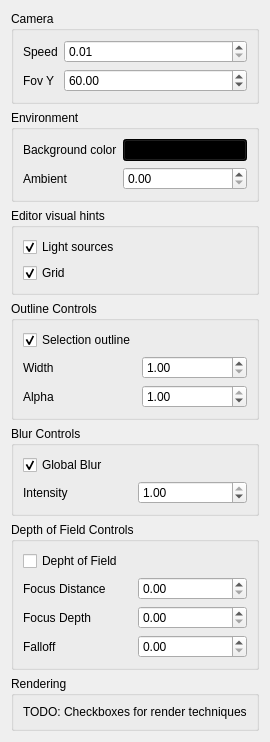
Above: Project3Root/Project3/ui/miscsettingswidget.ui from MarcFly/AGP-ShaderLearning before the change. Below: the same form after it.
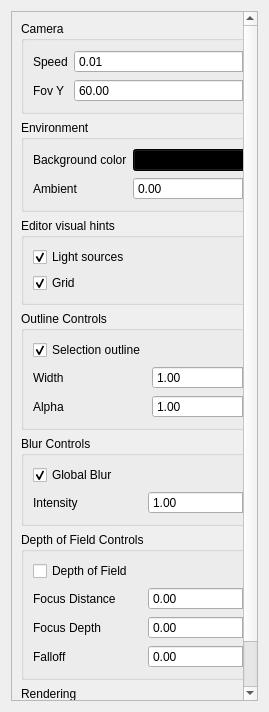
That is the form after the change.

Diff of the .ui file:
```diff
--- a/Project3Root/Project3/ui/miscsettingswidget.ui
+++ b/Project3Root/Project3/ui/miscsettingswidget.ui
@@ -6,7 +6,7 @@
    <rect>
     <x>0</x>
     <y>0</y>
-    <width>243</width>
+    <width>269</width>
     <height>712</height>
    </rect>
   </property>
@@ -15,6 +15,24 @@
   </property>
   <layout class="QVBoxLayout" name="verticalLayout">
    <item>
+    <widget class="QScrollArea" name="scrollArea">
+     <property name="horizontalScrollBarPolicy">
+      <enum>Qt::ScrollBarAlwaysOff</enum>
+     </property>
+     <property name="widgetResizable">
+      <bool>true</bool>
+     </property>
+     <widget class="QWidget" name="scrollAreaWidgetContents">
+      <property name="geometry">
+       <rect>
+        <x>0</x>
+        <y>0</y>
+        <width>249</width>
+        <height>692</height>
+       </rect>
+      </property>
+      <layout class="QVBoxLayout" name="verticalLayout_4">
+       <item>
     <widget class="QGroupBox" name="groupBox">
      <property name="title">
       <string>Camera</string>
@@ -232,7 +250,7 @@
       <item row="0" column="0">
        <widget class="QCheckBox" name="globalDOF">
         <property name="text">
-         <string>Depht of Field</string>
+             <string>Depth of Field</string>
         </property>
        </widget>
       </item>
@@ -297,6 +315,10 @@
       </size>
      </property>
     </spacer>
+       </item>
+      </layout>
+     </widget>
+    </widget>
    </item>
   </layout>
  </widget>
```
Lines whose indentation alone changed are shown as unchanged.
